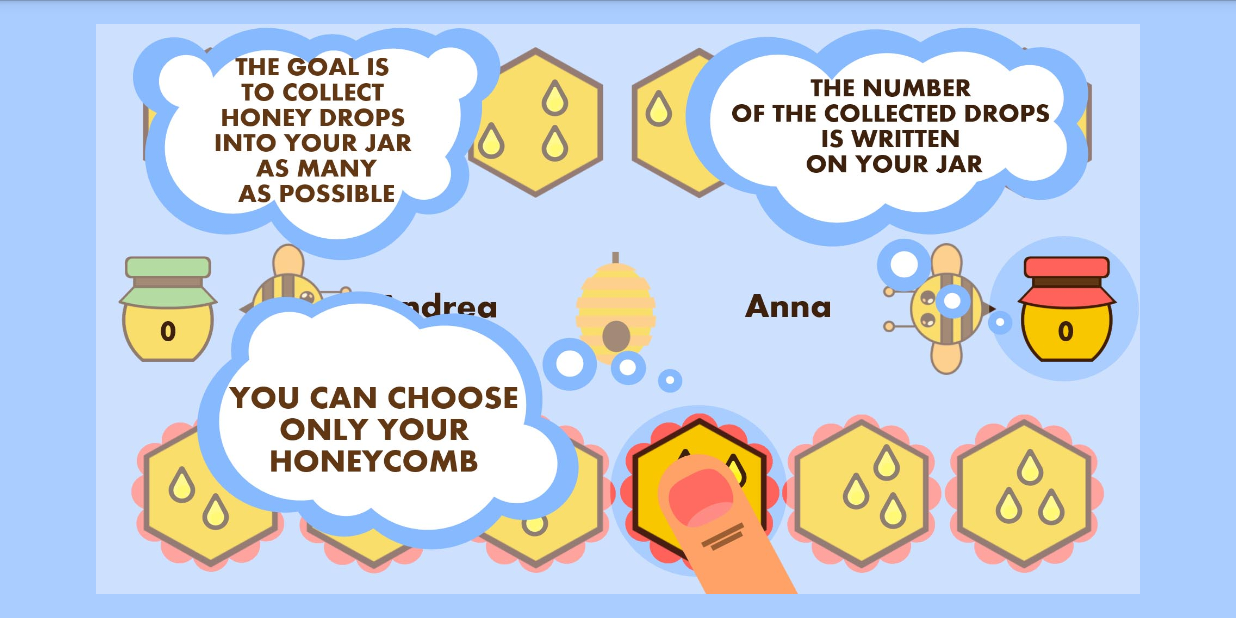
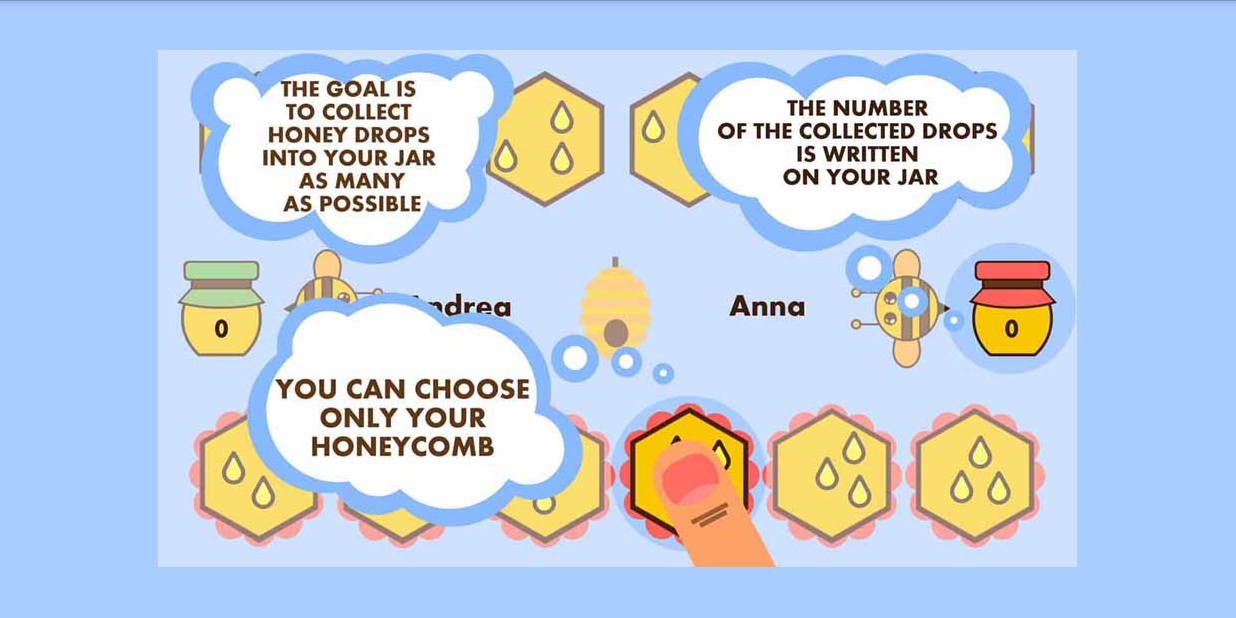
Before and after one commit to MasciadriAndrea/MobileApplication, an Android app: the RulesActivity screen opened directly, with no data from a screen before it, on a phone screen of 824 x 412 dp (held sideways). Run offline under Robolectric (Android 15) with nearby library versions, the phone set to English and light mode, and no system bars.

Commit message:
fixed bug on rules

```diff
--- a/app/src/main/java/it/polimi/activities/RulesActivity.java
+++ b/app/src/main/java/it/polimi/activities/RulesActivity.java
@@ -1,6 +1,7 @@
 package it.polimi.activities;
 
 import android.app.Activity;
+import android.app.AlertDialog;
 import android.graphics.Typeface;
 import android.os.Bundle;
 import android.view.Menu;
@@ -24,6 +25,7 @@ public class RulesActivity extends Activity {
 
     @Override
     protected void onCreate(Bundle savedInstanceState) {
+        try{
         super.onCreate(savedInstanceState);
         requestWindowFeature(Window.FEATURE_NO_TITLE);
         getWindow().setFlags(WindowManager.LayoutParams.FLAG_FULLSCREEN,
@@ -32,7 +34,10 @@ public class RulesActivity extends Activity {
         vf = (ViewFlipper) findViewById(R.id.viewFlipper);
         gotIt=(Button) findViewById(R.id.btn_got);
         Typeface type = Typeface.createFromAsset(this.getAssets(),"fonts/ahronbd.ttf");
-        gotIt.setTypeface(type);
+        gotIt.setTypeface(type);}
+        catch(Exception e){
+            this.finish();
+        }
     }
 
     public void gotIt(View v){
--- a/app/src/main/res/layout/activity_rules.xml
+++ b/app/src/main/res/layout/activity_rules.xml
@@ -7,7 +7,8 @@
     android:paddingTop="@dimen/activity_vertical_margin"
     android:paddingBottom="@dimen/activity_vertical_margin"
     tools:context="it.polimi.activities.RulesActivity"
-    android:background="@color/light_blue">
+    android:background="@color/light_blue"
+    android:gravity="center_vertical|center_horizontal">
 
     <ViewFlipper
         android:layout_width="wrap_content"
@@ -16,28 +17,51 @@
         android:layout_alignParentTop="true"
         android:layout_alignParentLeft="true"
         android:layout_alignParentStart="true"
-
         >
 
         <RelativeLayout
             android:layout_width="fill_parent"
-            android:layout_height="fill_parent"
-            android:background="@drawable/tut_1"></RelativeLayout>
+            android:layout_height="fill_parent">
+
+            <ImageView
+                android:layout_width="wrap_content"
+                android:layout_height="wrap_content"
+                android:id="@+id/imageView"
+                android:src="@drawable/tut_1" />
+        </RelativeLayout>
 
         <RelativeLayout
             android:layout_width="fill_parent"
-            android:layout_height="fill_parent"
-            android:background="@drawable/tut_2"></RelativeLayout>
+            android:layout_height="fill_parent">
+
+            <ImageView
+                android:layout_width="wrap_content"
+                android:layout_height="wrap_content"
+                android:id="@+id/imageView2"
+                android:src="@drawable/tut_2" />
+        </RelativeLayout>
 
         <RelativeLayout
             android:layout_width="fill_parent"
-            android:layout_height="fill_parent"
-            android:background="@drawable/tut_3"></RelativeLayout>
+            android:layout_height="fill_parent">
+
+            <ImageView
+                android:layout_width="wrap_content"
+                android:layout_height="wrap_content"
+                android:id="@+id/imageView3"
+                android:src="@drawable/tut_3" />
+        </RelativeLayout>
 
         <RelativeLayout
             android:layout_width="fill_parent"
-            android:layout_height="fill_parent"
-            android:background="@drawable/tut_4"></RelativeLayout>
+            android:layout_height="fill_parent">
+
+            <ImageView
+                android:layout_width="wrap_content"
+                android:layout_height="wrap_content"
+                android:id="@+id/imageView4"
+                android:src="@drawable/tut_4" />
+        </RelativeLayout>
         <RelativeLayout
             android:layout_width="fill_parent"
             android:layout_height="fill_parent">
```
Also changed, not shown: app/src/main/res/drawable-hdpi/tut_1.jpg, app/src/main/res/drawable-hdpi/tut_2.jpg, app/src/main/res/drawable-hdpi/tut_3.jpg, app/src/main/res/drawable-hdpi/tut_4.jpg.
